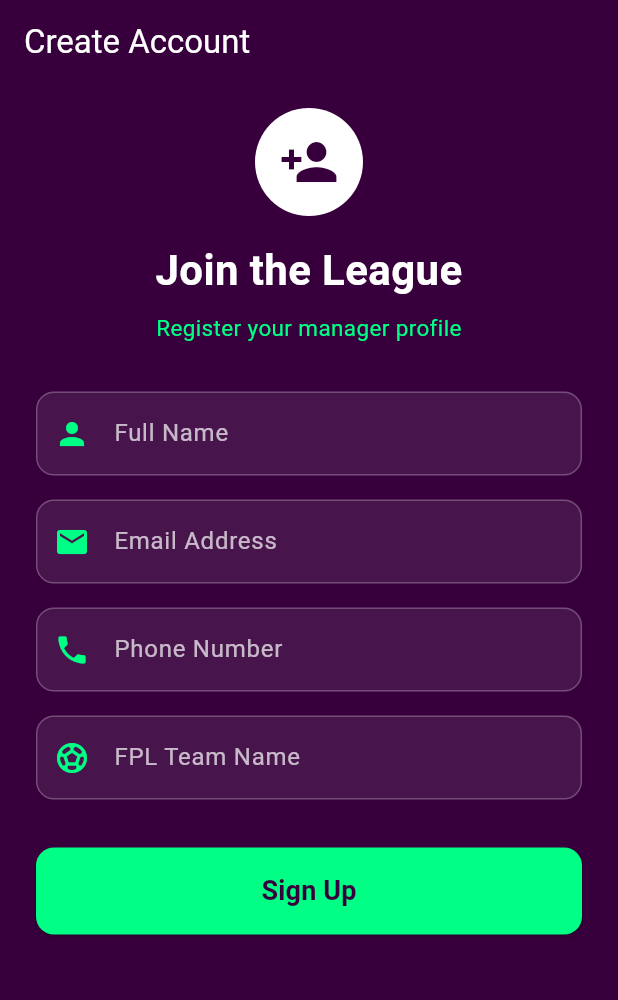
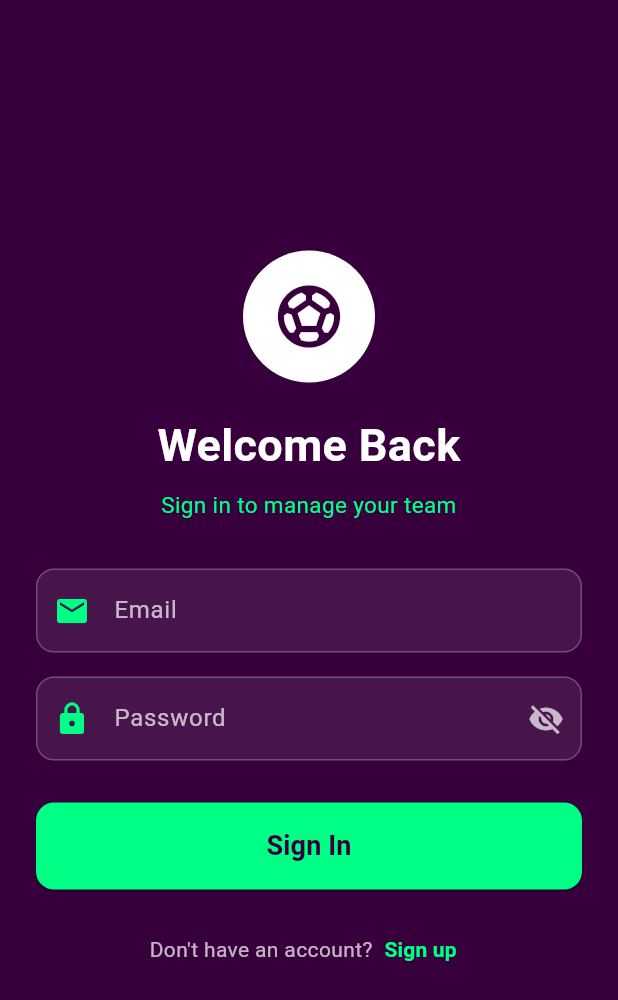
Before and after one commit to Nour22P0040/Fpl, a Flutter app: the screen it shows after launch, on a phone screen of 412 x 824 dp. Shown: the top 1000 px of the screen. Run offline on Flutter 3.47's test engine with Material 3 defaults, Android fonts, the phone set to English and light mode, and no system bars; our stand-ins replace cloud_firestore, dio, firebase_auth, firebase_core, go_router; accounts and stored records are empty.

Commit message:
Add Firebase auth: sign in, sign up, welcome screens

```diff
--- /dev/null
+++ b/lib/SigninScreen.dart
@@ -0,0 +1,247 @@
+import 'package:flutter/material.dart';
+import 'package:go_router/go_router.dart';
+import 'package:firebase_auth/firebase_auth.dart';
+import 'package:cloud_firestore/cloud_firestore.dart';
+import 'colors.dart';
+
+class SignInScreen extends StatefulWidget {
+  const SignInScreen({super.key});
+
+  @override
+  State<SignInScreen> createState() => _SignInScreenState();
+}
+
+class _SignInScreenState extends State<SignInScreen> {
+  final _formKey = GlobalKey<FormState>();
+  final _emailController = TextEditingController();
+  final _passwordController = TextEditingController();
+  bool _obscurePassword = true;
+  bool _loading = false;
+
+  @override
+  void dispose() {
+    _emailController.dispose();
+    _passwordController.dispose();
+    super.dispose();
+  }
+
+  Future<void> _signIn() async {
+    if (!_formKey.currentState!.validate()) return;
+
+    setState(() => _loading = true);
+    try {
+      final cred = await FirebaseAuth.instance.signInWithEmailAndPassword(
+        email: _emailController.text.trim(),
+        password: _passwordController.text,
+      );
+
+      final doc = await FirebaseFirestore.instance
+          .collection('users')
+          .doc(cred.user!.uid)
+          .get();
+      final data = doc.data() ?? {};
+
+      if (!mounted) return;
+      context.go(
+        '/welcome',
+        extra: <String, String>{
+          'name': (data['name'] ?? 'Manager') as String,
+          'team': (data['team'] ?? 'My Team') as String,
+        },
+      );
+    } on FirebaseAuthException catch (e) {
+      if (!mounted) return;
+      String msg;
+      switch (e.code) {
+        case 'user-not-found':
+        case 'wrong-password':
+        case 'invalid-credential':
+          msg = 'Incorrect email or password.';
+          break;
+        case 'invalid-email':
+          msg = 'The email address is not valid.';
+          break;
+        case 'too-many-requests':
+          msg = 'Too many attempts. Try again later.';
+          break;
+        default:
+          msg = e.message ?? 'Sign in failed';
+      }
+      ScaffoldMessenger.of(context).showSnackBar(SnackBar(content: Text(msg)));
+    } catch (e) {
+      if (!mounted) return;
+      ScaffoldMessenger.of(context)
+          .showSnackBar(SnackBar(content: Text('Something went wrong: $e')));
+    } finally {
+      if (mounted) setState(() => _loading = false);
+    }
+  }
+
+  InputDecoration _inputDecoration(String label, IconData icon,
+      {Widget? suffix}) {
+    return InputDecoration(
+      labelText: label,
+      labelStyle: const TextStyle(color: Colors.white70),
+      prefixIcon: Icon(icon, color: fplGreen),
+      suffixIcon: suffix,
+      filled: true,
+      fillColor: Colors.white.withValues(alpha: 0.08),
+      enabledBorder: OutlineInputBorder(
+        borderRadius: BorderRadius.circular(12),
+        borderSide: const BorderSide(color: Colors.white24),
+      ),
+      focusedBorder: OutlineInputBorder(
+        borderRadius: BorderRadius.circular(12),
+        borderSide: const BorderSide(color: fplGreen, width: 2),
+      ),
+      errorBorder: OutlineInputBorder(
+        borderRadius: BorderRadius.circular(12),
+        borderSide: const BorderSide(color: Colors.redAccent),
+      ),
+      focusedErrorBorder: OutlineInputBorder(
+        borderRadius: BorderRadius.circular(12),
+        borderSide: const BorderSide(color: Colors.redAccent, width: 2),
+      ),
+    );
+  }
+
+  @override
+  Widget build(BuildContext context) {
+    return Scaffold(
+      backgroundColor: fplPurple,
+      body: SafeArea(
+        child: Center(
+          child: SingleChildScrollView(
+            padding: const EdgeInsets.symmetric(horizontal: 24.0),
+            child: Form(
+              key: _formKey,
+              child: Column(
+                crossAxisAlignment: CrossAxisAlignment.stretch,
+                children: [
+                  const Center(
+                    child: CircleAvatar(
+                      radius: 44,
+                      backgroundColor: Colors.white,
+                      child:
+                      Icon(Icons.sports_soccer, size: 50, color: fplPurple),
+                    ),
+                  ),
+                  const SizedBox(height: 20),
+                  const Text(
+                    'Welcome Back',
+                    textAlign: TextAlign.center,
+                    style: TextStyle(
+                      fontSize: 30,
+                      fontWeight: FontWeight.bold,
+                      color: Colors.white,
+                    ),
+                  ),
+                  const SizedBox(height: 8),
+                  const Text(
+                    'Sign in to manage your team',
+                    textAlign: TextAlign.center,
+                    style: TextStyle(fontSize: 15, color: fplGreen),
+                  ),
+                  const SizedBox(height: 32),
+
+                  // Email
+                  TextFormField(
+                    controller: _emailController,
+                    style: const TextStyle(color: Colors.white),
+                    decoration: _inputDecoration('Email', Icons.email),
+                    keyboardType: TextInputType.emailAddress,
+                    textInputAction: TextInputAction.next,
+                    validator: (value) {
+                      if (value == null || value.trim().isEmpty) {
+                        return 'Email cannot be empty';
+                      }
+                      return null;
+                    },
+                  ),
+                  const SizedBox(height: 16),
+
+                  // Password
+                  TextFormField(
+                    controller: _passwordController,
+                    obscureText: _obscurePassword,
+                    style: const TextStyle(color: Colors.white),
+                    decoration: _inputDecoration(
+                      'Password',
+                      Icons.lock,
+                      suffix: IconButton(
+                        icon: Icon(
+                          _obscurePassword
+                              ? Icons.visibility_off
+                              : Icons.visibility,
+                          color: Colors.white70,
+                        ),
+                        onPressed: () => setState(
+                                () => _obscurePassword = !_obscurePassword),
+                      ),
+                    ),
+                    textInputAction: TextInputAction.done,
+                    onFieldSubmitted: (_) => _signIn(),
+                    validator: (value) {
+                      if (value == null || value.isEmpty) {
+                        return 'Password cannot be empty';
+                      }
+                      return null;
+                    },
+                  ),
+                  const SizedBox(height: 28),
+
+                  // Sign in button
+                  ElevatedButton(
+                    onPressed: _loading ? null : _signIn,
+                    style: ElevatedButton.styleFrom(
+                      backgroundColor: fplGreen,
+                      foregroundColor: fplPurple,
+                      padding: const EdgeInsets.symmetric(vertical: 16),
+                      shape: RoundedRectangleBorder(
+                        borderRadius: BorderRadius.circular(12),
+                      ),
+                    ),
+                    child: _loading
+                        ? const SizedBox(
+                      height: 22,
+                      width: 22,
+                      child: CircularProgressIndicator(strokeWidth: 3),
+                    )
+                        : const Text(
+                      'Sign In',
+                      style: TextStyle(
+                          fontSize: 18, fontWeight: FontWeight.bold),
+                    ),
+                  ),
+                  const SizedBox(height: 16),
+
+                  // Link to sign up
+                  Row(
+                    mainAxisAlignment: MainAxisAlignment.center,
+                    children: [
+                      const Text(
+                        "Don't have an account?",
+                        style: TextStyle(color: Colors.white70),
+                      ),
+                      TextButton(
+                        onPressed: () => context.push('/signup'),
+                        style: TextButton.styleFrom(
+                          foregroundColor: fplGreen,
+                          padding: const EdgeInsets.symmetric(horizontal: 6),
+                        ),
+                        child: const Text(
+                          'Sign up',
+                          style: TextStyle(fontWeight: FontWeight.bold),
+                        ),
+                      ),
+                    ],
+                  ),
+                ],
+              ),
+            ),
+          ),
+        ),
+      ),
+    );
+  }
+}
--- /dev/null
+++ b/lib/colors.dart
@@ -0,0 +1,4 @@
+import 'package:flutter/material.dart';
+
+const Color fplPurple = Color(0xFF37003C);
+const Color fplGreen = Color(0xFF00FF85);
--- a/lib/main.dart
+++ b/lib/main.dart
@@ -1,10 +1,17 @@
 import 'package:flutter/material.dart';
 import 'package:go_router/go_router.dart';
+import 'package:firebase_core/firebase_core.dart';
+import 'firebase_options.dart';
+import 'SigninScreen.dart';
 import 'SignupScreen.dart';
 import 'WelcomeScreen.dart';
 import 'players_screen.dart';
 
-void main() {
+Future<void> main() async {
+  WidgetsFlutterBinding.ensureInitialized();
+  await Firebase.initializeApp(
+    options: DefaultFirebaseOptions.currentPlatform,
+  );
   runApp(const FplApp());
 }
 
@@ -31,19 +38,22 @@ class _FplAppState extends State<FplApp> {
   late final GoRouter _router = GoRouter(
     initialLocation: '/',
     routes: [
+      // Start screen is Sign In
       GoRoute(
         path: '/',
+        builder: (context, state) => const SignInScreen(),
+      ),
+      GoRoute(
+        path: '/signup',
         builder: (context, state) => const SignUpScreen(),
       ),
       GoRoute(
         path: '/welcome',
         builder: (context, state) {
-          // 1. Extract the passed map values from SignupScreen
           final data = state.extra as Map<String, String>?;
           final managerName = data?['name'] ?? 'Manager';
           final team = data?['team'] ?? 'My Team';
 
-          // 2. Pass them into the WelcomeScreen
           return WelcomeScreen(
             name: managerName,
             teamName: team,
--- a/pubspec.yaml
+++ b/pubspec.yaml
@@ -37,6 +37,9 @@ dependencies:
   go_router: ^18.0.2
   dio: ^5.11.1
   url_launcher: ^6.3.3
+  firebase_core: ^5.1.0
+  firebase_auth: ^7.0.1
+  cloud_firestore: ^7.1.0
 
 dev_dependencies:
   flutter_test:
```
Also changed, not shown: lib/SignupScreen.dart (+141 -28 lines), lib/WelcomeScreen.dart (+17 -2 lines), lib/players_screen.dart (+19 -12 lines), firebase.json (added), lib/firebase_options.dart (added), pubspec.lock, 6 other files.
